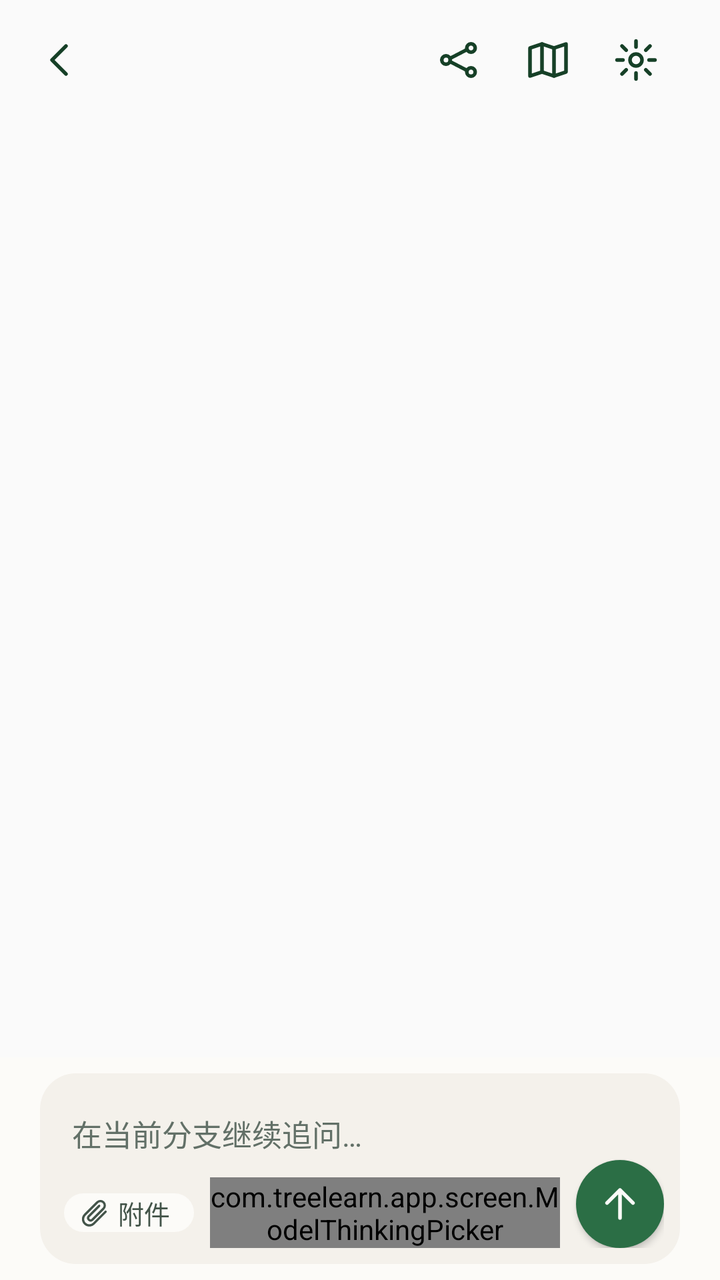
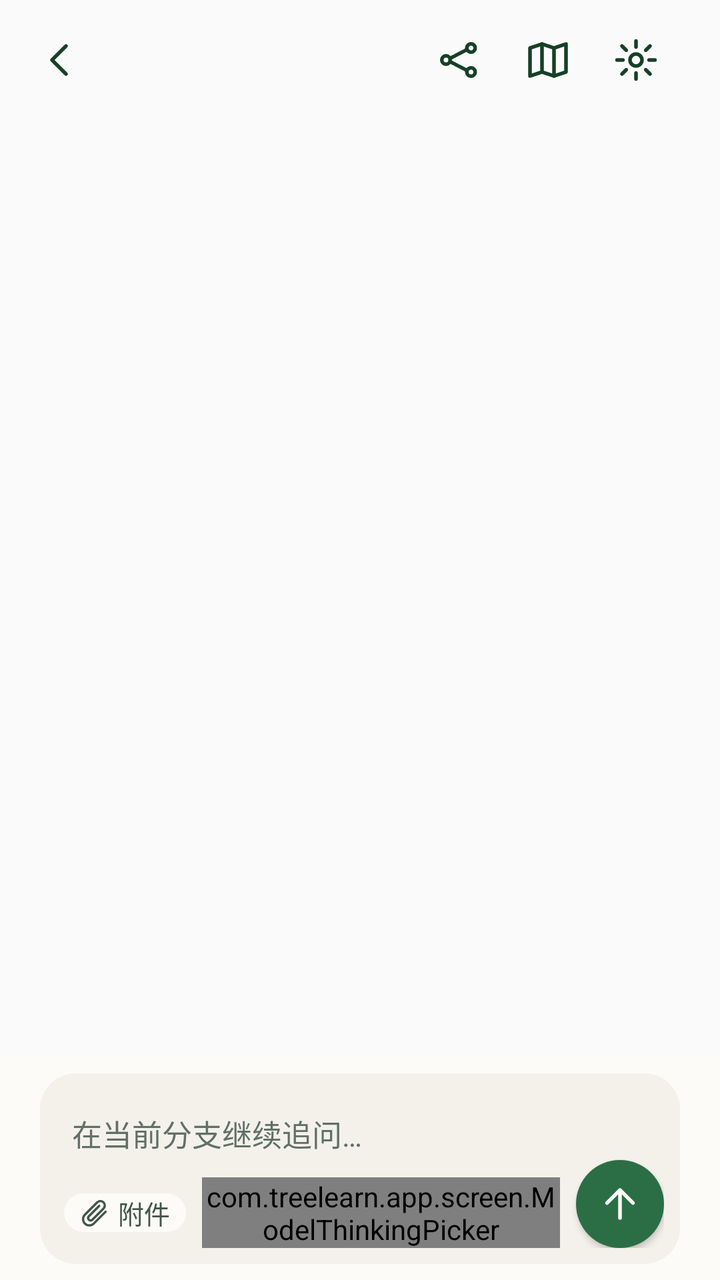

The first picture is an Android layout as it rendered before a commit; the second is the same layout after the commit. The layout source and the unified diff follow.
<!-- AndroidManifest.xml: application theme Theme.TreeLearn -->
<!-- res/layout/screen_chat_body.xml -->
<?xml version="1.0" encoding="utf-8"?>
<LinearLayout xmlns:android="http://schemas.android.com/apk/res/android"
    android:id="@+id/chat_content"
    android:layout_width="match_parent"
    android:layout_height="match_parent"
    android:orientation="vertical">

    
    <LinearLayout
        android:id="@+id/chat_appbar"
        android:layout_width="match_parent"
        android:layout_height="wrap_content"
        android:gravity="center_vertical"
        android:orientation="horizontal"
        android:paddingStart="@dimen/space_s2"
        android:paddingEnd="@dimen/page_gutter"
        android:paddingTop="@dimen/space_s2">

        <ImageView
            android:id="@+id/chat_back"
            android:layout_width="@dimen/touch_min"
            android:layout_height="@dimen/touch_min"
            android:background="?android:attr/selectableItemBackgroundBorderless"
            android:contentDescription="@string/cd_chat_back"
            android:scaleType="centerInside"
            android:src="@drawable/ic_nav_back"
            android:tint="@color/tl_green_deep" />

        <TextView
            android:id="@+id/chat_title"
            android:layout_width="0dp"
            android:layout_height="wrap_content"
            android:layout_marginStart="@dimen/space_s2"
            android:layout_weight="1"
            android:ellipsize="end"
            android:maxLines="1"
            android:textColor="@color/tl_ink"
            android:textSize="@dimen/text_h2"
            android:textStyle="bold" />

        <ImageView
            android:id="@+id/chat_nav"
            android:layout_width="@dimen/touch_min"
            android:layout_height="@dimen/touch_min"
            android:background="?android:attr/selectableItemBackgroundBorderless"
            android:contentDescription="@string/cd_chat_nav"
            android:scaleType="centerInside"
            android:src="@drawable/ic_nav_tree"
            android:tint="@color/tl_green_deep" />

        <ImageView
            android:id="@+id/chat_overview"
            android:layout_width="@dimen/touch_min"
            android:layout_height="@dimen/touch_min"
            android:background="?android:attr/selectableItemBackgroundBorderless"
            android:contentDescription="@string/cd_chat_overview"
            android:scaleType="centerInside"
            android:src="@drawable/ic_chat_overview"
            android:tint="@color/tl_green_deep" />

        <ImageView
            android:id="@+id/chat_settings"
            android:layout_width="@dimen/touch_min"
            android:layout_height="@dimen/touch_min"
            android:background="?android:attr/selectableItemBackgroundBorderless"
            android:contentDescription="@string/cd_chat_settings"
            android:scaleType="centerInside"
            android:src="@drawable/ic_chat_gear"
            android:tint="@color/tl_green_deep" />
    </LinearLayout>

    
    <TextView
        android:id="@+id/chat_notice"
        android:layout_width="match_parent"
        android:layout_height="wrap_content"
        android:layout_marginStart="@dimen/page_gutter"
        android:layout_marginTop="@dimen/space_s2"
        android:layout_marginEnd="@dimen/page_gutter"
        android:textColor="@color/tl_red"
        android:textSize="@dimen/text_sm"
        android:visibility="gone" />

    
    <FrameLayout android:layout_width="match_parent" android:layout_height="0dp"
        android:layout_weight="1">

        <ScrollView
            android:id="@+id/chat_scroll"
            android:layout_width="match_parent"
            android:layout_height="match_parent"
            android:fillViewport="true">

        <LinearLayout
            android:layout_width="match_parent"
            android:layout_height="wrap_content"
            android:orientation="vertical"
            android:paddingStart="@dimen/page_gutter"
            android:paddingEnd="@dimen/page_gutter"
            android:paddingBottom="@dimen/space_s4">

        
        <LinearLayout
            android:id="@+id/chat_source_card"
            android:layout_width="match_parent"
            android:layout_height="wrap_content"
            android:layout_marginBottom="@dimen/space_s2"
            android:background="@color/tl_green_faint"
            android:orientation="vertical"
            android:visibility="gone">

            <LinearLayout
                android:id="@+id/chat_source_header"
                android:layout_width="match_parent"
                android:layout_height="wrap_content"
                android:background="?android:attr/selectableItemBackground"
                android:gravity="center_vertical"
                android:minHeight="@dimen/touch_min"
                android:orientation="horizontal"
                android:paddingStart="@dimen/page_gutter"
                android:paddingTop="@dimen/space_s2"
                android:paddingEnd="@dimen/page_gutter"
                android:paddingBottom="@dimen/space_s2">

                <TextView
                    android:id="@+id/chat_source_label"
                    android:layout_width="wrap_content"
                    android:layout_height="wrap_content"
                    android:layout_marginEnd="@dimen/space_s2"
                    android:text="@string/source_card_title"
                    android:textColor="@color/tl_green_deep"
                    android:textSize="@dimen/text_cap"
                    android:textStyle="bold" />

                <TextView
                    android:id="@+id/chat_source_summary"
                    android:layout_width="0dp"
                    android:layout_height="wrap_content"
                    android:layout_weight="1"
                    android:ellipsize="end"
                    android:maxLines="2"
                    android:textColor="@color/tl_ink2"
                    android:textSize="@dimen/text_cap" />

                <TextView
                    android:id="@+id/chat_source_toggle"
                    android:layout_width="wrap_content"
                    android:layout_height="wrap_content"
                    android:layout_marginStart="@dimen/space_s2"
                    android:textColor="@color/tl_green_deep"
                    android:textSize="@dimen/text_cap" />
            </LinearLayout>

            <LinearLayout
                android:id="@+id/chat_source_history"
                android:layout_width="match_parent"
                android:layout_height="wrap_content"
                android:orientation="vertical"
                android:paddingBottom="@dimen/space_s2"
                android:visibility="gone" />
        </LinearLayout>

        <LinearLayout
            android:id="@+id/chat_messages"
                android:layout_width="match_parent"
                android:layout_height="wrap_content"
                android:orientation="vertical" />

            <TextView
                android:id="@+id/chat_loading"
                android:layout_width="match_parent"
                android:layout_height="wrap_content"
                android:layout_marginTop="@dimen/space_s4"
                android:text="@string/chat_loading"
                android:textColor="@color/tl_ink3"
                android:textSize="@dimen/text_sm"
                android:visibility="gone" />

            <TextView
                android:id="@+id/chat_error"
                android:layout_width="match_parent"
                android:layout_height="wrap_content"
                android:layout_marginTop="@dimen/space_s4"
                android:text="@string/chat_error"
                android:textColor="@color/tl_red"
                android:textSize="@dimen/text_sm"
                android:visibility="gone" />


        </LinearLayout>
    </ScrollView>

        
        <Button android:id="@+id/chat_follow" android:layout_width="wrap_content"
            android:layout_height="wrap_content" android:layout_gravity="bottom|center_horizontal"
            android:layout_marginBottom="@dimen/space_s3" android:background="@drawable/bg_pill"
            android:backgroundTint="@color/tl_surface" android:elevation="@dimen/space_s1"
            android:minHeight="@dimen/touch_min" android:paddingStart="@dimen/space_s3"
            android:paddingEnd="@dimen/space_s3" android:text="@string/chat_back_to_latest"
            android:textColor="@color/tl_green_deep" android:textSize="@dimen/text_sm"
            android:visibility="gone" />
    </FrameLayout>

    
    <LinearLayout
        android:id="@+id/chat_quote_row"
        android:layout_width="match_parent"
        android:layout_height="wrap_content"
        android:background="@color/tl_green_faint"
        android:gravity="center_vertical"
        android:orientation="horizontal"
        android:paddingStart="@dimen/page_gutter"
        android:paddingEnd="@dimen/space_s2"
        android:visibility="gone">

        <TextView
            android:id="@+id/chat_quote_text"
            android:layout_width="0dp"
            android:layout_height="wrap_content"
            android:layout_weight="1"
            android:ellipsize="end"
            android:maxLines="2"
            android:paddingTop="@dimen/space_s2"
            android:paddingBottom="@dimen/space_s2"
            android:textColor="@color/tl_ink2"
            android:textSize="@dimen/text_sm" />

        <ImageView
            android:id="@+id/chat_quote_clear"
            android:layout_width="@dimen/touch_min"
            android:layout_height="@dimen/touch_min"
            android:background="?android:attr/selectableItemBackgroundBorderless"
            android:contentDescription="@string/cd_chat_quote_clear"
            android:scaleType="centerInside"
            android:src="@drawable/ic_chat_close"
            android:tint="@color/tl_ink2" />
    </LinearLayout>

    
    <LinearLayout
        android:id="@+id/chat_attach_row"
        android:layout_width="match_parent"
        android:layout_height="wrap_content"
        android:background="@color/tl_green_faint"
        android:gravity="center_vertical"
        android:orientation="horizontal"
        android:paddingStart="@dimen/page_gutter"
        android:paddingEnd="@dimen/space_s2"
        android:visibility="gone">

        <TextView
            android:id="@+id/chat_attach_text"
            android:layout_width="0dp"
            android:layout_height="wrap_content"
            android:layout_weight="1"
            android:ellipsize="end"
            android:maxLines="2"
            android:paddingTop="@dimen/space_s2"
            android:paddingBottom="@dimen/space_s2"
            android:textColor="@color/tl_ink2"
            android:textSize="@dimen/text_sm" />

        <ImageView
            android:id="@+id/chat_attach_clear"
            android:layout_width="@dimen/touch_min"
            android:layout_height="@dimen/touch_min"
            android:background="?android:attr/selectableItemBackgroundBorderless"
            android:contentDescription="@string/cd_chat_attachment_remove"
            android:scaleType="centerInside"
            android:src="@drawable/ic_chat_close"
            android:tint="@color/tl_ink2" />
    </LinearLayout>

    
    <LinearLayout
        android:id="@+id/chat_composer"
        android:layout_width="match_parent"
        android:layout_height="wrap_content"
        android:background="@color/tl_surface"
        android:orientation="vertical"
        android:paddingStart="@dimen/page_gutter"
        android:paddingTop="@dimen/space_s2"
        android:paddingEnd="@dimen/page_gutter"
        android:paddingBottom="@dimen/space_s2">

        <LinearLayout
            android:id="@+id/chat_composer_card"
            android:layout_width="match_parent"
            android:layout_height="wrap_content"
            android:background="@drawable/bg_composer_inner"
            android:gravity="bottom"
            android:orientation="horizontal"
            android:paddingStart="@dimen/space_s3"
            android:paddingTop="@dimen/space_s2"
            android:paddingEnd="@dimen/space_s2"
            android:paddingBottom="@dimen/space_s2">

            <LinearLayout
                android:layout_width="0dp"
                android:layout_height="wrap_content"
                android:layout_weight="1"
                android:orientation="vertical">

                <EditText
                    android:id="@+id/chat_draft"
                    android:layout_width="match_parent"
                    android:layout_height="wrap_content"
                    android:background="@null"
                    android:hint="@string/chat_draft_hint"
                    android:imeOptions="actionSend"
                    android:inputType="textCapSentences|textMultiLine"
                    android:maxLines="4"
                    android:minHeight="@dimen/touch_min"
                    android:paddingStart="@dimen/space_s1"
                    android:paddingEnd="@dimen/space_s1"
                    android:textColor="@color/tl_ink"
                    android:textColorHint="@color/tl_ink3"
                    android:textSize="@dimen/text_body" />

                <LinearLayout
                    android:layout_width="match_parent"
                    android:layout_height="wrap_content"
                    android:gravity="center_vertical"
                    android:orientation="horizontal">

                    
                    <ImageView
                        android:id="@+id/chat_expand"
                        android:layout_width="@dimen/touch_min"
                        android:layout_height="@dimen/touch_min"
                        android:background="?android:attr/selectableItemBackgroundBorderless"
                        android:contentDescription="@string/cd_chat_fullscreen_edit"
                        android:scaleType="centerInside"
                        android:src="@drawable/ic_chat_expand"
                        android:tint="@color/tl_ink3"
                        android:visibility="gone" />

                    
                    <TextView
                        android:id="@+id/chat_attach"
                        android:layout_width="wrap_content"
                        android:layout_height="wrap_content"
                        android:background="@drawable/bg_pill"
                        android:backgroundTint="@color/tl_surface"
                        android:contentDescription="@string/cd_chat_attach"
                        android:drawableStart="@drawable/ic_chat_attach"
                        android:drawablePadding="@dimen/space_s1"
                        android:drawableTint="@color/tl_ink2"
                        android:gravity="center"
                        android:paddingStart="@dimen/space_s2"
                        android:paddingEnd="@dimen/space_s3"
                        android:text="@string/chat_attach_label"
                        android:textColor="@color/tl_ink2"
                        android:textSize="@dimen/text_sm" />

                    <TextView
                        android:id="@+id/chat_search_chip"
                        android:layout_width="wrap_content"
                        android:layout_height="wrap_content"
                        android:layout_marginStart="@dimen/space_s2"
                        android:background="@drawable/bg_pill"
                        android:backgroundTint="@color/tl_surface"
                        android:contentDescription="@string/cd_chat_search_chip"
                        android:gravity="center"
                        android:minHeight="@dimen/touch_min"
                        android:paddingStart="@dimen/space_s3"
                        android:paddingEnd="@dimen/space_s3"
                        android:text="@string/chat_search_chip"
                        android:textColor="@color/tl_ink3"
                        android:textSize="@dimen/text_sm"
                        android:visibility="gone" />

                    <com.treelearn.app.screen.ModelThinkingPicker
                        android:id="@+id/chat_model_chip"
                        android:layout_width="wrap_content"
                        android:layout_height="wrap_content"
                        android:layout_marginStart="@dimen/space_s2" />

                    <ImageButton
                        android:id="@+id/chat_voice"
                        android:layout_width="@dimen/touch_min"
                        android:layout_height="@dimen/touch_min"
                        android:layout_marginStart="@dimen/space_s2"
                        android:background="?android:attr/selectableItemBackgroundBorderless"
                        android:contentDescription="@string/cd_chat_voice"
                        android:scaleType="centerInside"
                        android:src="@drawable/ic_chat_voice"
                        android:tint="@color/tl_ink2"
                        android:visibility="gone" />
                </LinearLayout>
            </LinearLayout>

            
            <Button
                android:id="@+id/chat_send"
                android:layout_width="@dimen/touch_min"
                android:layout_height="@dimen/touch_min"
                android:layout_marginStart="@dimen/space_s2"
                android:background="@drawable/bg_send_fab"
                android:contentDescription="@string/cd_chat_send"
                android:drawableStart="@drawable/ic_chat_send"
                android:drawablePadding="0dp"
                android:drawableTint="@color/tl_surface"
                android:paddingStart="10dp"
                android:paddingEnd="10dp"
                android:text=""
                android:textColor="@color/tl_surface"
                android:textSize="@dimen/text_sm" />
        </LinearLayout>
    </LinearLayout>
</LinearLayout>
<!-- resources referenced by this layout -->
<resources>
  <color name="tl_green_deep">#164027</color>
  <color name="tl_green_faint">#F0F7F1</color>
  <color name="tl_ink">#16241C</color>
  <color name="tl_ink2">#435449</color>
  <color name="tl_ink3">#627067</color>
  <color name="tl_red">#C0392B</color>
  <color name="tl_surface">#FCFBF8</color>
  <dimen name="page_gutter">20dp</dimen>
  <dimen name="space_s1">4dp</dimen>
  <dimen name="space_s2">8dp</dimen>
  <dimen name="space_s3">12dp</dimen>
  <dimen name="space_s4">16dp</dimen>
  <dimen name="text_body">15sp</dimen>
  <dimen name="text_cap">11sp</dimen>
  <dimen name="text_h2">16sp</dimen>
  <dimen name="text_sm">13sp</dimen>
  <dimen name="touch_min">44dp</dimen>
  <!-- drawable bg_composer_inner (drawable) -->
  <?xml version="1.0" encoding="utf-8"?>
  <shape xmlns:android="http://schemas.android.com/apk/res/android"
      android:shape="rectangle">
      <solid android:color="@color/tl_bg" />
      <corners android:radius="@dimen/radius_lg" />
  </shape>
  <!-- drawable bg_pill (drawable) -->
  <?xml version="1.0" encoding="utf-8"?>
  <shape xmlns:android="http://schemas.android.com/apk/res/android" android:shape="rectangle">
      <solid android:color="@color/tl_surface" />
      <corners android:radius="@dimen/radius_full" />
  </shape>
  <!-- drawable ic_chat_expand (drawable) -->
  <?xml version="1.0" encoding="utf-8"?>
  <vector xmlns:android="http://schemas.android.com/apk/res/android"
      android:width="24dp"
      android:height="24dp"
      android:viewportWidth="24"
      android:viewportHeight="24">
      <path
          android:fillColor="@android:color/white"
          android:pathData="M7,14H5v5h5v-2H7v-3zM5,10h2V7h3V5H5v5zM17,14h-2v3h-3v2h5v-5zM14,5v2h3v3h2V5h-5z" />
  </vector>
  <string name="cd_chat_attach">添加附件</string>
  <string name="cd_chat_attachment_remove">移除附件</string>
  <string name="cd_chat_back">返回</string>
  <string name="cd_chat_fullscreen_edit">全屏编辑</string>
  <string name="cd_chat_nav">分支导航</string>
  <string name="cd_chat_overview">树状总览</string>
  <string name="cd_chat_quote_clear">取消引用</string>
  <string name="cd_chat_search_chip">联网搜索开关</string>
  <string name="cd_chat_send">发送</string>
  <string name="cd_chat_settings">设置</string>
  <string name="cd_chat_voice">按住说话</string>
  <string name="chat_attach_label">附件</string>
  <string name="chat_back_to_latest">回到最新</string>
  <string name="chat_draft_hint">在当前分支继续追问…</string>
  <string name="chat_error">这段对话暂时读不出来，稍后重试即可。</string>
  <string name="chat_loading">正在读取这段对话…</string>
  <string name="chat_search_chip">联网</string>
  <string name="source_card_title">来源</string>
  <color name="tl_bg">#F4F1EB</color>
  <dimen name="radius_lg">18dp</dimen>
  <dimen name="radius_full">99dp</dimen>
  <color name="tl_line">#E2DFD6</color>
  <color name="tl_green">#2B6E45</color>
  <!-- unchanged entries left out for length: 10 -->
</resources>

<!-- the commit's change to res/layout/screen_chat_body.xml (unified diff, before → after) -->
@@ -282,6 +282,81 @@
         android:paddingTop="@dimen/space_s2"
         android:paddingEnd="@dimen/page_gutter"
         android:paddingBottom="@dimen/space_s2">
+
+        
+        <LinearLayout
+            android:id="@+id/chat_ask_chips"
+            android:layout_width="match_parent"
+            android:layout_height="wrap_content"
+            android:gravity="center_vertical"
+            android:orientation="horizontal"
+            android:visibility="gone">
+
+            <FrameLayout
+                android:id="@+id/chat_ask_why"
+                android:layout_width="wrap_content"
+                android:layout_height="@dimen/touch_min"
+                android:background="?android:attr/selectableItemBackground"
+                android:contentDescription="@string/cd_chat_ask_why">
+
+                <TextView
+                    android:layout_width="wrap_content"
+                    android:layout_height="wrap_content"
+                    android:layout_gravity="center_vertical"
+                    android:background="@drawable/bg_ask_ai_chip"
+                    android:paddingStart="@dimen/space_s3"
+                    android:paddingTop="@dimen/space_s1"
+                    android:paddingEnd="@dimen/space_s3"
+                    android:paddingBottom="@dimen/space_s1"
+                    android:text="@string/chat_ask_chip_why"
+                    android:textColor="@color/tl_green_deep"
+                    android:textSize="@dimen/text_sm" />
+            </FrameLayout>
+
+            <FrameLayout
+                android:id="@+id/chat_ask_what"
+                android:layout_width="wrap_content"
+                android:layout_height="@dimen/touch_min"
+                android:layout_marginStart="@dimen/ask_chip_gap"
+                android:background="?android:attr/selectableItemBackground"
+                android:contentDescription="@string/cd_chat_ask_what">
+
+                <TextView
+                    android:layout_width="wrap_content"
+                    android:layout_height="wrap_content"
+                    android:layout_gravity="center_vertical"
+                    android:background="@drawable/bg_ask_ai_chip"
+                    android:paddingStart="@dimen/space_s3"
+                    android:paddingTop="@dimen/space_s1"
+                    android:paddingEnd="@dimen/space_s3"
+                    android:paddingBottom="@dimen/space_s1"
+                    android:text="@string/chat_ask_chip_what"
+                    android:textColor="@color/tl_green_deep"
+                    android:textSize="@dimen/text_sm" />
+            </FrameLayout>
+
+            <FrameLayout
+                android:id="@+id/chat_ask_how"
+                android:layout_width="wrap_content"
+                android:layout_height="@dimen/touch_min"
+                android:layout_marginStart="@dimen/ask_chip_gap"
+                android:background="?android:attr/selectableItemBackground"
+                android:contentDescription="@string/cd_chat_ask_how">
+
+                <TextView
+                    android:layout_width="wrap_content"
+                    android:layout_height="wrap_content"
+                    android:layout_gravity="center_vertical"
+                    android:background="@drawable/bg_ask_ai_chip"
+                    android:paddingStart="@dimen/space_s3"
+                    android:paddingTop="@dimen/space_s1"
+                    android:paddingEnd="@dimen/space_s3"
+                    android:paddingBottom="@dimen/space_s1"
+                    android:text="@string/chat_ask_chip_how"
+                    android:textColor="@color/tl_green_deep"
+                    android:textSize="@dimen/text_sm" />
+            </FrameLayout>
+        </LinearLayout>
 
         <LinearLayout
             android:id="@+id/chat_composer_card"
@@ -348,7 +423,7 @@
                         android:drawableTint="@color/tl_ink2"
                         android:gravity="center"
                         android:paddingStart="@dimen/space_s2"
-                        android:paddingEnd="@dimen/space_s3"
+                        android:paddingEnd="@dimen/space_s2"
                         android:text="@string/chat_attach_label"
                         android:textColor="@color/tl_ink2"
                         android:textSize="@dimen/text_sm" />
<!-- resource entries referenced after the edit -->
@@ -7,6 +7,7 @@
   <color name="tl_ink3">#627067</color>
   <color name="tl_red">#C0392B</color>
   <color name="tl_surface">#FCFBF8</color>
+  <dimen name="ask_chip_gap">8dp</dimen>
   <dimen name="page_gutter">20dp</dimen>
   <dimen name="space_s1">4dp</dimen>
   <dimen name="space_s2">8dp</dimen>
@@ -17,6 +18,23 @@
   <dimen name="text_h2">16sp</dimen>
   <dimen name="text_sm">13sp</dimen>
   <dimen name="touch_min">44dp</dimen>
+  <!-- drawable bg_ask_ai_chip (drawable) -->
+  <?xml version="1.0" encoding="utf-8"?>
+  <selector xmlns:android="http://schemas.android.com/apk/res/android">
+      <item android:state_pressed="true">
+          <shape android:shape="rectangle">
+              <solid android:color="@color/tl_green_soft" />
+              <corners android:radius="@dimen/radius_full" />
+          </shape>
+      </item>
+      <item>
+          <shape android:shape="rectangle">
+              <solid android:color="@color/tl_surface" />
+              <stroke android:width="@dimen/hairline" android:color="@color/tl_green" />
+              <corners android:radius="@dimen/radius_full" />
+          </shape>
+      </item>
+  </selector>
   <!-- drawable bg_composer_inner (drawable) -->
   <?xml version="1.0" encoding="utf-8"?>
   <shape xmlns:android="http://schemas.android.com/apk/res/android"
@@ -41,6 +59,9 @@
           android:fillColor="@android:color/white"
           android:pathData="M7,14H5v5h5v-2H7v-3zM5,10h2V7h3V5H5v5zM17,14h-2v3h-3v2h5v-5zM14,5v2h3v3h2V5h-5z" />
   </vector>
+  <string name="cd_chat_ask_how">就选中的内容追问：说明适用场景并给出分步实例</string>
+  <string name="cd_chat_ask_what">就选中的内容追问：用通俗的话解释关键概念的含义</string>
+  <string name="cd_chat_ask_why">就选中的内容追问：解释相关的原因、依据和推导过程</string>
   <string name="cd_chat_attach">添加附件</string>
   <string name="cd_chat_attachment_remove">移除附件</string>
   <string name="cd_chat_back">返回</string>
@@ -52,6 +73,9 @@
   <string name="cd_chat_send">发送</string>
   <string name="cd_chat_settings">设置</string>
   <string name="cd_chat_voice">按住说话</string>
+  <string name="chat_ask_chip_how">怎么用</string>
+  <string name="chat_ask_chip_what">是什么</string>
+  <string name="chat_ask_chip_why">为什么</string>
   <string name="chat_attach_label">附件</string>
   <string name="chat_back_to_latest">回到最新</string>
   <string name="chat_draft_hint">在当前分支继续追问…</string>
@@ -59,9 +83,11 @@
   <string name="chat_loading">正在读取这段对话…</string>
   <string name="chat_search_chip">联网</string>
   <string name="source_card_title">来源</string>
+  <color name="tl_green_soft">#E3F0E7</color>
   <color name="tl_bg">#F4F1EB</color>
   <dimen name="radius_lg">18dp</dimen>
   <dimen name="radius_full">99dp</dimen>
+  <dimen name="hairline">1dp</dimen>
   <color name="tl_line">#E2DFD6</color>
   <color name="tl_green">#2B6E45</color>
   <!-- unchanged entries left out for length: 10 -->
